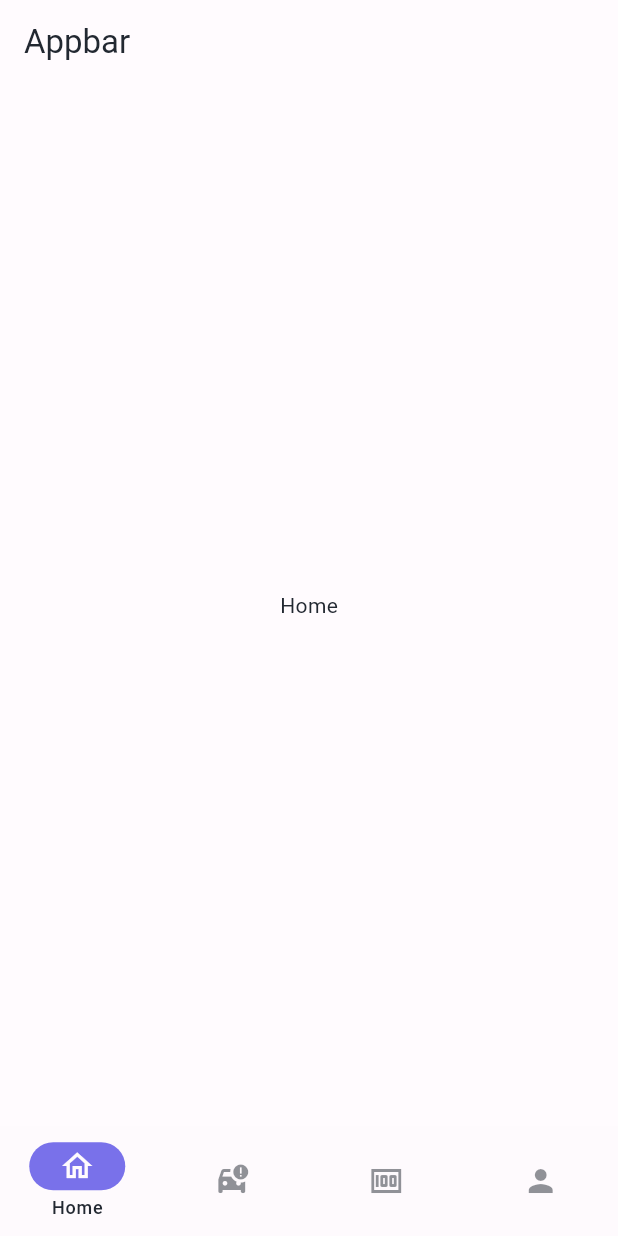
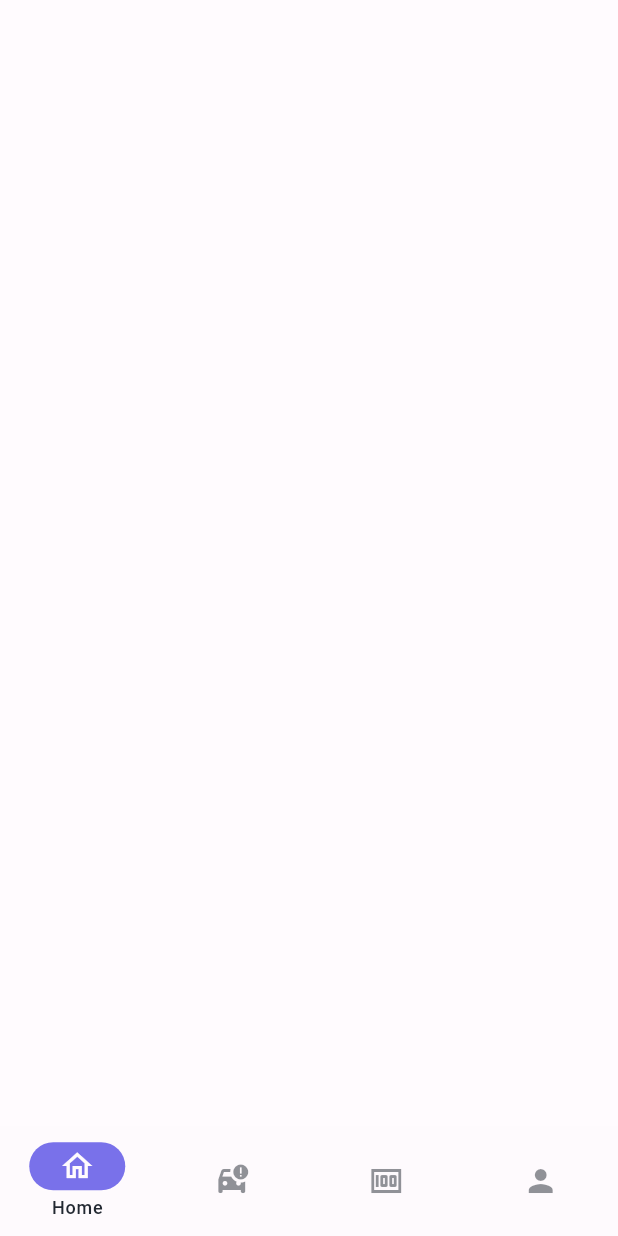
Before and after one commit to FirdanAz/CariIn-v2, a Flutter app: the screen it shows after launch, on a phone screen of 412 x 824 dp. Run offline on Flutter 3.47's test engine with Material 2 defaults, Android fonts, the light colour scheme and no system bars.

Commit message:
struktur file

```diff
--- a/lib/main.dart
+++ b/lib/main.dart
@@ -1,5 +1,5 @@
 import 'package:cariin_v2/common/app_theme.dart';
-import 'package:cariin_v2/ui/bottom_navigation/bottom_navigation.dart';
+import 'package:cariin_v2/ui/bottom_navigation/bottom_navigation_karyawan.dart';
 import 'package:flutter/material.dart';
 
 void main() {
@@ -18,7 +18,7 @@ class MyApp extends StatelessWidget {
       themeMode: ThemeMode.light,
       theme: AppTheme.getLightMode(),
       darkTheme: AppTheme.getDarkMode(),
-      home: const CustomBottomNavigation(),
+      home: const KaryawanBottomNavigation(),
     );
   }
 }
--- /dev/null
+++ b/lib/ui/bottom_navigation/bottom_navigation_karyawan.dart
@@ -0,0 +1,70 @@
+import 'package:cariin_v2/common/app_color.dart';
+import 'package:cariin_v2/ui/karyawan/home_page/home.dart';
+import 'package:flutter/material.dart';
+
+class KaryawanBottomNavigation extends StatefulWidget {
+  const KaryawanBottomNavigation({super.key});
+
+  @override
+  State<KaryawanBottomNavigation> createState() => _KaryawanBottomNavigationState();
+}
+
+class _KaryawanBottomNavigationState extends State<KaryawanBottomNavigation> {
+  int _pageIndex = 0;
+  final List<Widget> _page = const [
+    HomePageKaryawan(),
+    Center(child: Text("Car")),
+    Center(child: Text("Money")),
+    Center(child: Text("Profil")),
+  ];
+
+  @override
+  Widget build(BuildContext context) {
+    var color = AppColor.theme(Theme.of(context).brightness);
+
+    return Scaffold(
+      body: _page[_pageIndex],
+      bottomNavigationBar: NavigationBar(
+        selectedIndex: _pageIndex,
+        height: 73,
+        destinations: [
+          NavigationDestination(
+              icon: Icon(
+                Icons.home_outlined,
+                color: _pageIndex == 0
+                    ? color.white
+                    : Theme.of(context).iconTheme.color!.withOpacity(0.5),
+              ),
+              label: "Home"),
+          NavigationDestination(
+              icon: Icon(
+                Icons.car_crash,
+                color: _pageIndex == 1
+                    ? color.white
+                    : Theme.of(context).iconTheme.color!.withOpacity(0.5),
+              ),
+              label: "Car"),
+          NavigationDestination(
+              icon: Icon(
+                Icons.money,
+                color: _pageIndex == 2
+                    ? color.white
+                    : Theme.of(context).iconTheme.color!.withOpacity(0.5),
+              ),
+              label: "Money"),
+          NavigationDestination(
+              icon: Icon(
+                Icons.person,
+                color: _pageIndex == 3
+                    ? color.white
+                    : Theme.of(context).iconTheme.color!.withOpacity(0.5),
+              ),
+              label: "Profil"),
+        ],
+        onDestinationSelected: (value) => setState(() {
+          _pageIndex = value;
+        }),
+      ),
+    );
+  }
+}
--- /dev/null
+++ b/lib/ui/karyawan/home_page/home.dart
@@ -0,0 +1,17 @@
+import 'package:flutter/material.dart';
+
+class HomePageKaryawan extends StatefulWidget {
+  const HomePageKaryawan({Key? key}) : super(key: key);
+
+  @override
+  State<HomePageKaryawan> createState() => _HomePageKaryawanState();
+}
+
+class _HomePageKaryawanState extends State<HomePageKaryawan> {
+  @override
+  Widget build(BuildContext context) {
+    return Scaffold(
+
+    );
+  }
+}
```
